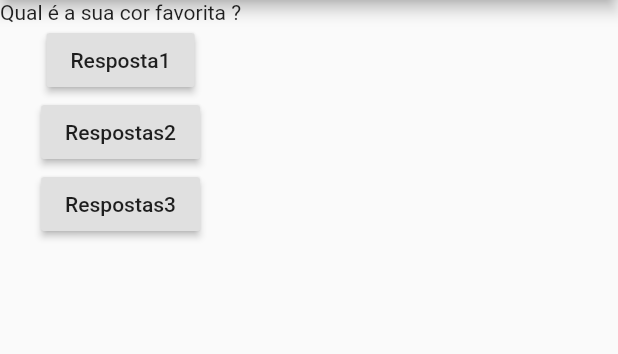
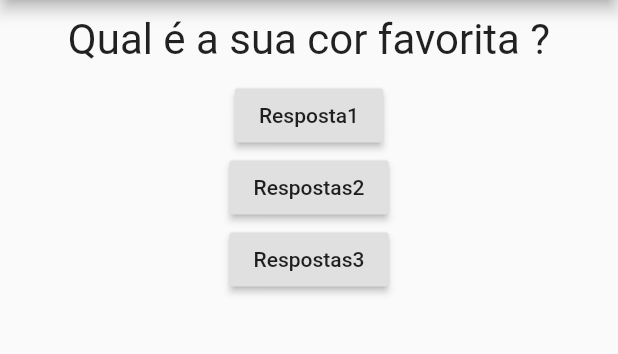
Before and after one commit to gabrielkussler/App-perguntas-Flutter, a Flutter app: the screen it shows after launch, on a phone screen of 412 x 824 dp, the part 84-438 px from its top. Run offline on Flutter 3.47's test engine with Material 2 defaults, Android fonts, the phone set to English and light mode, and no system bars.

Commit message:
aplicando estilos para a aplicaçao

```diff
--- a/lib/questao.dart
+++ b/lib/questao.dart
@@ -1,3 +1,4 @@
+import 'package:flutter/cupertino.dart';
 import 'package:flutter/material.dart';
 
 class Questao extends StatelessWidget {
@@ -8,6 +9,13 @@ class Questao extends StatelessWidget {
 
   @override
   Widget build(BuildContext context) {
-    return Text(texto);
+    return Container(
+     width: double.infinity,
+      margin: EdgeInsets.all(10),
+      child: Text(texto,
+      style: TextStyle(fontSize: 28),
+       textAlign: TextAlign.center,
+      ),
+    );
   }
 }
```
